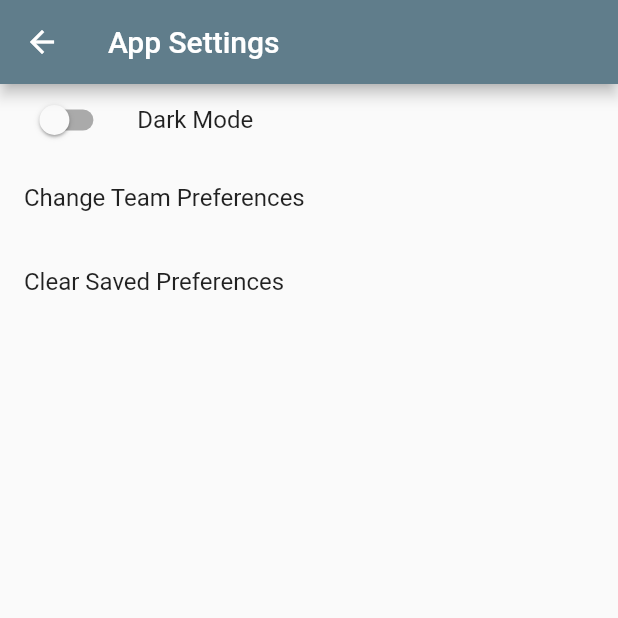
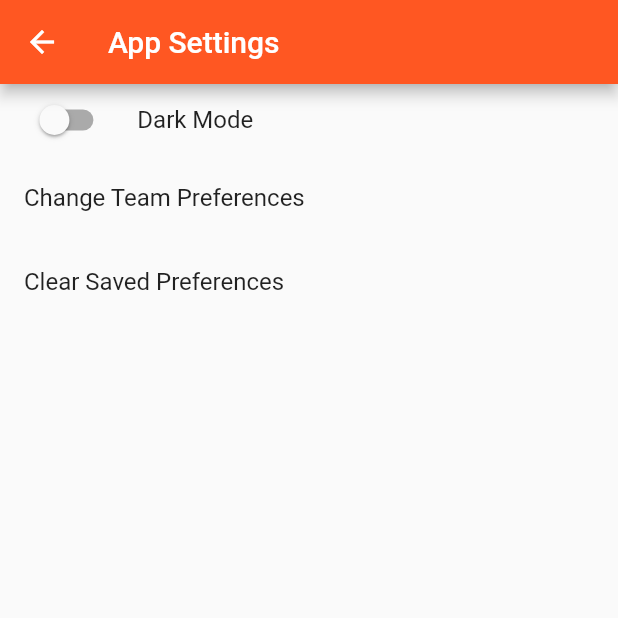
Before and after one commit to dhislop17/game-reminder, a Flutter app: the SettingsPage screen opened by its route, on a phone screen of 412 x 824 dp, the top half of it. Run offline on Flutter 3.47's test engine with Material 2 defaults, Android fonts, the phone set to English and light mode, and no system bars; our stand-ins replace flutter_local_notifications, shared_preferences, sticky_headers, table_calendar; accounts and stored records are empty; network calls fail.

Commit message:
Fixed Colors in dark mode and changed game card size

```diff
--- a/lib/app_theme.dart
+++ b/lib/app_theme.dart
@@ -41,7 +41,7 @@ class Themes {
 
   static ThemeData lightTheme = ThemeData(
     brightness: Brightness.light,
-    primarySwatch: Colors.blueGrey,
+    primarySwatch: Colors.deepOrange,
     textTheme: TextTheme(
       headline6: TextStyle(fontSize: 36),
       subtitle2: TextStyle(fontSize: 18, fontWeight: FontWeight.bold),
@@ -52,7 +52,7 @@ class Themes {
 
   static ThemeData darkTheme = ThemeData(
     brightness: Brightness.dark,
-    primarySwatch: Colors.cyan,
+    primarySwatch: Colors.deepOrange,
     textTheme: TextTheme(
       headline6: TextStyle(fontSize: 36),
       subtitle2: TextStyle(fontSize: 18, fontWeight: FontWeight.bold),
--- a/lib/screens/roster_page.dart
+++ b/lib/screens/roster_page.dart
@@ -1,5 +1,6 @@
 import 'package:flutter/material.dart';
 import 'package:sports_game_reminder/data/player.dart';
+import 'package:sports_game_reminder/models/theme_model.dart';
 import 'package:sports_game_reminder/screens/player_page.dart';
 import 'package:sticky_headers/sticky_headers.dart';
 import 'package:sports_game_reminder/data/league.dart';
@@ -23,7 +24,7 @@ class RosterPage extends StatelessWidget {
             ),
             Container(
               height: 25,
-              color: Colors.grey.shade100,
+              color: (!ThemeModel.of(context).darkMode) ? Colors.grey.shade300 : Colors.grey.shade800,
               child: Row(
                 children: <Widget>[
                   Expanded(child: Text("Name"), flex: 3),
--- a/lib/widgets/calendar_schedule.dart
+++ b/lib/widgets/calendar_schedule.dart
@@ -50,8 +50,10 @@ class GameCardList extends StatelessWidget {
           children: CalendarModel.of(context)
               .gamesOnDay
               .map((event) => Container(
+                height: 100,
                   child: Card(
                       borderOnForeground: false,
+                      elevation: 5,
                       child: (event is String)
                           ? Center(
                               child: Text(event,
```
Also changed, not shown: lib/screens/standings_page.dart (+5 -5 lines).
